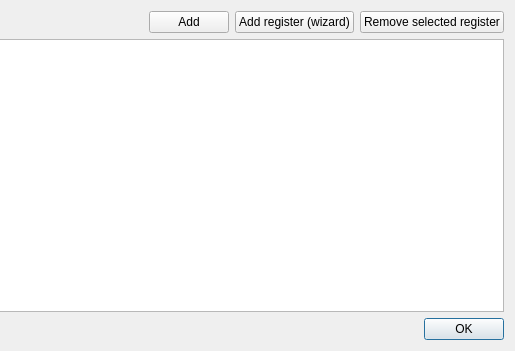
ModbusScope/ModbusScope, file src/dialogs/registerdialog.ui: the form before one commit; both pictures show x 282 to 797 and y 0 to 351 of the 797 by 351 pixel window.
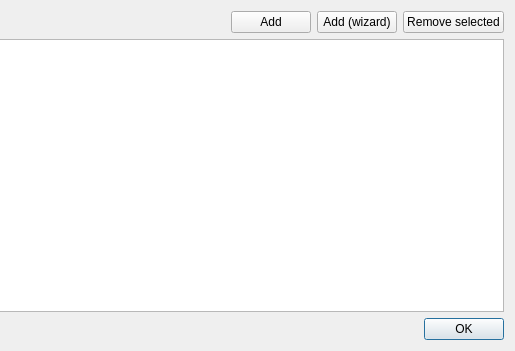
The form after the commit. Icons and pictures are not drawn.

What changed in the file:
```diff
--- a/src/dialogs/registerdialog.ui
+++ b/src/dialogs/registerdialog.ui
@@ -51,14 +51,14 @@
      <item>
       <widget class="QPushButton" name="btnAddWizard">
        <property name="text">
-        <string>Add register (wizard)</string>
+        <string>Add (wizard)</string>
        </property>
       </widget>
      </item>
      <item>
       <widget class="QPushButton" name="btnRemove">
        <property name="text">
-        <string>Remove selected register</string>
+        <string>Remove selected</string>
        </property>
       </widget>
      </item>
```
Left out of the diff: 1 changed line with no effect on the pictures.
